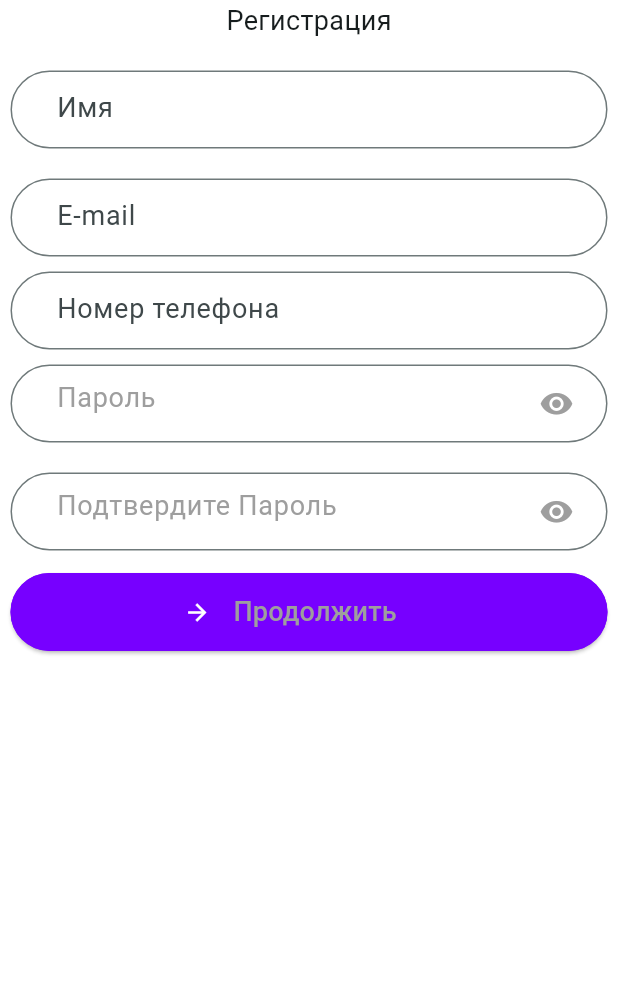
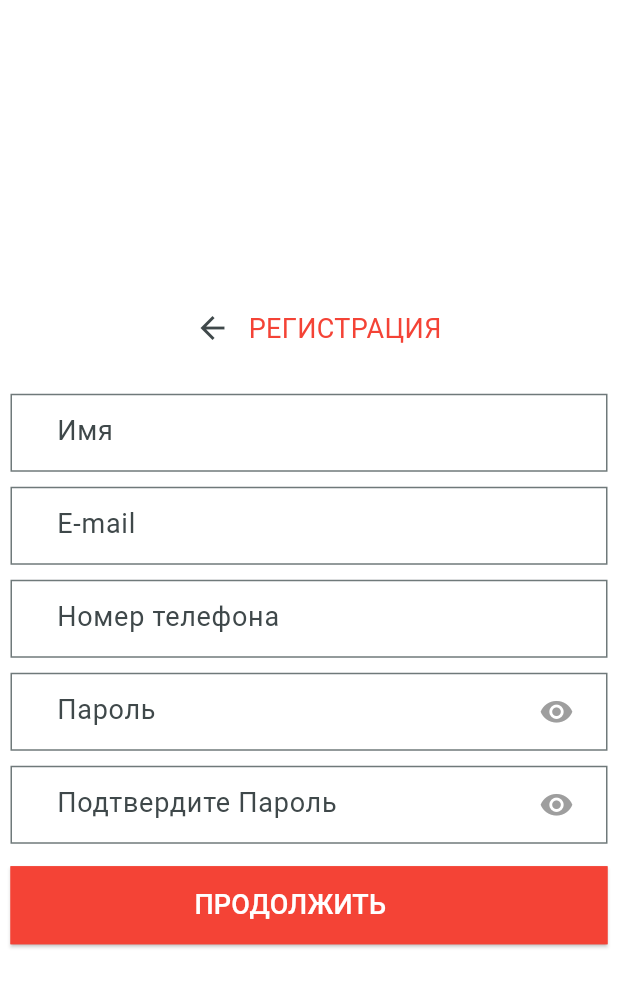
Before and after one commit to alexeynau/flutter_checkdoc, a Flutter app: the RegistrationPage screen opened by its route, on a phone screen of 412 x 824 dp. Shown: the top 987 px of the screen. Run offline on Flutter 3.47's test engine with Material 3 defaults, Android fonts, the light colour scheme and no system bars; our stand-ins replace dartz, dio, dotted_border, equatable, flutter_bloc, flutter_dotenv and 1 more; missing offline and left inert: dart:html, flutter_dropzone; network calls fail.

Commit message:
fix: bugs and ui

```diff
--- a/lib/presentation/pages/auth_page.dart
+++ b/lib/presentation/pages/auth_page.dart
@@ -42,6 +42,7 @@ class _AuthPageState extends State<AuthPage> {
           builder: (context, state) {
             return Center(
               child: Column(
+                mainAxisAlignment: MainAxisAlignment.center,
                 crossAxisAlignment: CrossAxisAlignment.center,
                 children: [
                   const Text(
@@ -80,7 +81,7 @@ class _AuthPageState extends State<AuthPage> {
                     child: TextField(
                       controller: _passwordController,
                       obscureText: isObscure,
-                      style: style,
+                      style: const TextStyle(fontSize: 18, height: 1.5),
                       decoration: InputDecoration(
                         prefix: const Text("   "),
                         suffixIcon: Padding(
@@ -104,7 +105,7 @@ class _AuthPageState extends State<AuthPage> {
                             ),
                           ),
                         ),
-                        hintStyle: const TextStyle(color: Colors.grey),
+                        hintStyle:const TextStyle(fontSize: 18, height: 1.5),
                         hintText: "Пароль",
                         border: const OutlineInputBorder(
                           borderRadius: BorderRadius.all(Radius.circular(0)),
--- a/lib/presentation/pages/registration_page.dart
+++ b/lib/presentation/pages/registration_page.dart
@@ -21,7 +21,7 @@ class _RegistrationPageState extends State<RegistrationPage> {
       TextEditingController();
   bool passErr = false;
   TextStyle style =
-      const TextStyle(fontSize: 18, color: Colors.grey, height: 2);
+      const TextStyle(fontSize: 18, color: Colors.white, height: 2);
 
   @override
   Widget build(BuildContext context) {
@@ -43,15 +43,31 @@ class _RegistrationPageState extends State<RegistrationPage> {
         },
         child: BlocBuilder<RegisterBloc, RegisterState>(
           builder: (context, state) {
-            return Center(
+            return  Align(
+              alignment: Alignment.center,
               child: Column(
+                mainAxisAlignment: MainAxisAlignment.center,
                 children: [
-                  const Text(
-                    "Регистрация",
+                  Row(
+                    mainAxisAlignment: MainAxisAlignment.center,
+                    children: [
+                      IconButton(
+                       icon: const Icon(Icons.arrow_back),
+                       onPressed: () {
+                         Navigator.of(context).pushReplacementNamed('/login');
+                       },
+
+                       ),
+
+                      const Text(
+                    "РЕГИСТРАЦИЯ",
                     style: TextStyle(
+                      color:  Colors.red,
                       fontSize: 18,
                       height: 1.5,
                     ),
+                  ),
+                    ],
                   ),
                   const SizedBox(
                     height: 20,
@@ -67,13 +83,13 @@ class _RegistrationPageState extends State<RegistrationPage> {
                         hintStyle: TextStyle(fontSize: 18, height: 1.5),
                         hintText: "Имя",
                         border: OutlineInputBorder(
-                          borderRadius: BorderRadius.all(Radius.circular(30)),
+                          borderRadius: BorderRadius.all(Radius.circular(0)),
                         ),
                       ),
                     ),
                   ),
                   const SizedBox(
-                    height: 20,
+                    height: 10,
                   ),
                   SizedBox(
                     width: 398,
@@ -86,7 +102,7 @@ class _RegistrationPageState extends State<RegistrationPage> {
                         hintStyle: TextStyle(fontSize: 18, height: 1.5),
                         hintText: "E-mail",
                         border: OutlineInputBorder(
-                          borderRadius: BorderRadius.all(Radius.circular(30)),
+                          borderRadius: BorderRadius.all(Radius.circular(0)),
                         ),
                       ),
                     ),
@@ -105,7 +121,7 @@ class _RegistrationPageState extends State<RegistrationPage> {
                         hintStyle: TextStyle(fontSize: 18, height: 1.5),
                         hintText: "Номер телефона",
                         border: OutlineInputBorder(
-                          borderRadius: BorderRadius.all(Radius.circular(30)),
+                          borderRadius: BorderRadius.all(Radius.circular(0)),
                         ),
                       ),
                     ),
@@ -119,7 +135,7 @@ class _RegistrationPageState extends State<RegistrationPage> {
                     child: TextField(
                       controller: _passwordController,
                       obscureText: isObscure,
-                      style: style,
+                      style: const TextStyle(fontSize: 18, height: 1.5),
                       decoration: InputDecoration(
                         prefix: const Text("   "),
                         suffixIcon: Padding(
@@ -143,16 +159,16 @@ class _RegistrationPageState extends State<RegistrationPage> {
                             ),
                           ),
                         ),
-                        hintStyle: const TextStyle(color: Colors.grey),
+                        hintStyle: const TextStyle(fontSize: 18, height: 1.5),
                         hintText: "Пароль",
                         border: const OutlineInputBorder(
-                          borderRadius: BorderRadius.all(Radius.circular(30)),
+                          borderRadius: BorderRadius.all(Radius.circular(0)),
                         ),
                       ),
                     ),
                   ),
                   const SizedBox(
-                    height: 20,
+                    height: 10,
                   ),
                   SizedBox(
                     width: 398,
@@ -160,7 +176,7 @@ class _RegistrationPageState extends State<RegistrationPage> {
                     child: TextField(
                       controller: _passwordControllerConfirm,
                       obscureText: isObscureSec,
-                      style: style,
+                      style: const TextStyle(fontSize: 18, height: 1.5),
                       decoration: InputDecoration(
                         prefix: const Text("   "),
                         suffixIcon: Padding(
@@ -184,10 +200,10 @@ class _RegistrationPageState extends State<RegistrationPage> {
                             ),
                           ),
                         ),
-                        hintStyle: const TextStyle(color: Colors.grey),
+                        hintStyle: const TextStyle(fontSize: 18, height: 1.5),
                         hintText: "Подтвердите Пароль",
                         border: const OutlineInputBorder(
-                          borderRadius: BorderRadius.all(Radius.circular(30)),
+                          borderRadius: BorderRadius.all(Radius.circular(0)),
                         ),
                       ),
                     ),
@@ -207,17 +223,18 @@ class _RegistrationPageState extends State<RegistrationPage> {
                     width: 398,
                     height: 52,
                     child: ElevatedButton(
+
                       style: ButtonStyle(
                         shape:
                             MaterialStateProperty.all<RoundedRectangleBorder>(
                                 RoundedRectangleBorder(
-                                    borderRadius: BorderRadius.circular(30.0),
+                                    borderRadius: BorderRadius.circular(0.0),
                                     side:
-                                        BorderSide(color: Color(0xFF7700FF)))),
+                                        BorderSide(color: Colors.red))),
                         backgroundColor:
-                            MaterialStatePropertyAll(Color(0xFF7700FF)),
+                            MaterialStatePropertyAll(Colors.red),
                         overlayColor: MaterialStatePropertyAll(
-                            Color.fromARGB(255, 153, 74, 243)),
+                            Colors.red),
                       ),
                       onPressed: () {
                         // ignore: avoid_print
@@ -242,22 +259,10 @@ class _RegistrationPageState extends State<RegistrationPage> {
                       },
                       child: Container(
                         margin: const EdgeInsets.only(right: 25),
-                        child: Row(
-                          mainAxisAlignment: MainAxisAlignment.center,
-                          children: [
-                            const Icon(
-                              Icons.arrow_forward_sharp,
-                              color: Colors.white,
-                            ),
-                            Container(
-                              width: 15,
-                            ),
-                            Text(
-                              "Продолжить",
+                        child:Text(
+                              "ПРОДОЛЖИТЬ",
                               style: style,
                             ),
-                          ],
-                        ),
                       ),
                     ),
                   ),
--- a/lib/presentation/widgets/dropzone_widget.dart
+++ b/lib/presentation/widgets/dropzone_widget.dart
@@ -28,8 +28,8 @@ class _DropzoneWidgetState extends State<DropzoneWidget> {
         height: 200,
         width: 200,
         color: isHovered
-            ? Colors.grey
-            : ColorScheme.fromSeed(seedColor: Colors.deepPurple).surface,
+            ? const Color.fromARGB(255, 157, 157, 157)
+            : ColorScheme.fromSeed(seedColor: const Color.fromARGB(255, 255, 255, 255)).surface,
         child: DottedBorder(
           borderType: BorderType.RRect,
           color: const Color.fromARGB(255, 0, 0, 0),
@@ -137,7 +137,7 @@ class _DropzoneWidgetState extends State<DropzoneWidget> {
 
     if (uploaded.isRight()) {
       setState(() {
-        isReady = false;
+        // isReady = false;
         isLoad = false;
       });
     }
```
Also changed, not shown: lib/presentation/pages/records_page.dart (+5 -3 lines), lib/presentation/pages/result_page.dart (+43 -13 lines), 4 other files.
